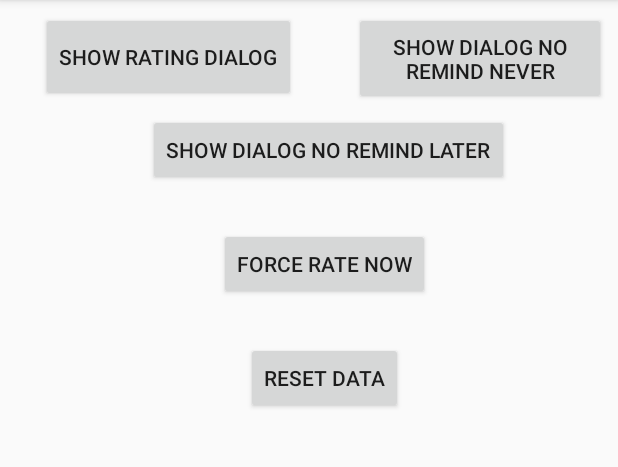
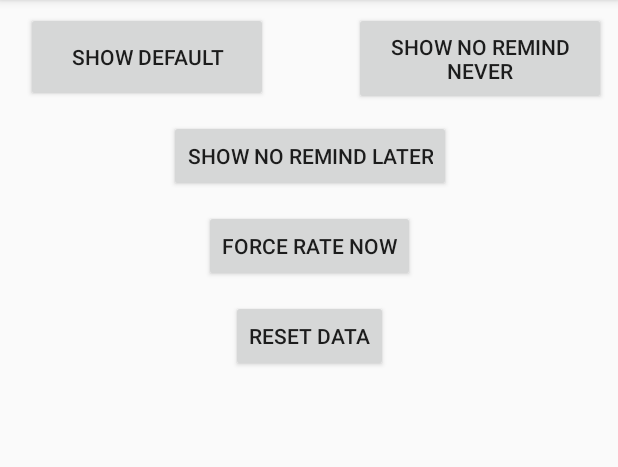
Before and after one commit to chrjsorg/RatingDialok, an Android app: the screen it shows after launch (MainActivity), on a phone screen of 412 x 824 dp, the part 84-551 px from its top. Run offline under Robolectric (Android 15) with nearby library versions, the phone set to English and light mode, and no system bars.

Commit message:
Add documentation for ActionCallback

```diff
--- a/app/src/main/res/layout/activity_main.xml
+++ b/app/src/main/res/layout/activity_main.xml
@@ -8,16 +8,16 @@
 
     <Button
         android:id="@+id/buttonDefaultDialog"
-        android:layout_width="wrap_content"
+        android:layout_width="161dp"
         android:layout_height="60dp"
         android:layout_marginBottom="8dp"
         android:layout_marginEnd="8dp"
         android:layout_marginStart="8dp"
         android:layout_marginTop="8dp"
-        android:text="Show Rating Dialog"
+        android:text="Show Default"
         app:layout_constraintBottom_toBottomOf="parent"
         app:layout_constraintEnd_toEndOf="parent"
-        app:layout_constraintHorizontal_bias="0.086"
+        app:layout_constraintHorizontal_bias="0.04"
         app:layout_constraintStart_toStartOf="parent"
         app:layout_constraintTop_toTopOf="parent"
         app:layout_constraintVertical_bias="0.0" />
@@ -28,10 +28,10 @@
         android:layout_height="wrap_content"
         android:layout_marginEnd="8dp"
         android:layout_marginStart="8dp"
-        android:layout_marginTop="28dp"
+        android:layout_marginTop="12dp"
         android:text="Force Rate Now"
         app:layout_constraintEnd_toEndOf="parent"
-        app:layout_constraintHorizontal_bias="0.541"
+        app:layout_constraintHorizontal_bias="0.502"
         app:layout_constraintStart_toStartOf="parent"
         app:layout_constraintTop_toBottomOf="@+id/buttonNoRemindLater" />
 
@@ -42,7 +42,7 @@
         android:layout_marginEnd="8dp"
         android:layout_marginStart="8dp"
         android:layout_marginTop="8dp"
-        android:text="Show Dialog No Remind Never"
+        android:text="Show No Remind Never"
         app:layout_constraintEnd_toEndOf="parent"
         app:layout_constraintHorizontal_bias="1.0"
         app:layout_constraintStart_toStartOf="parent"
@@ -54,10 +54,10 @@
         android:layout_height="wrap_content"
         android:layout_marginEnd="8dp"
         android:layout_marginStart="8dp"
-        android:layout_marginTop="76dp"
-        android:text="Show Dialog No Remind Later"
+        android:layout_marginTop="80dp"
+        android:text="Show No Remind Later"
         app:layout_constraintEnd_toEndOf="parent"
-        app:layout_constraintHorizontal_bias="0.582"
+        app:layout_constraintHorizontal_bias="0.503"
         app:layout_constraintStart_toStartOf="parent"
         app:layout_constraintTop_toTopOf="parent" />
 
@@ -67,10 +67,10 @@
         android:layout_height="wrap_content"
         android:layout_marginEnd="8dp"
         android:layout_marginStart="8dp"
-        android:layout_marginTop="28dp"
+        android:layout_marginTop="12dp"
         android:text="Reset Data"
         app:layout_constraintEnd_toEndOf="parent"
-        app:layout_constraintHorizontal_bias="0.536"
+        app:layout_constraintHorizontal_bias="0.501"
         app:layout_constraintStart_toStartOf="parent"
         app:layout_constraintTop_toBottomOf="@+id/buttonRateNow" />
 </android.support.constraint.ConstraintLayout>
--- a/ratingdialok/src/main/java/org/chrjs/ratingdialok/RatingDialok.kt
+++ b/ratingdialok/src/main/java/org/chrjs/ratingdialok/RatingDialok.kt
@@ -33,9 +33,24 @@ class RatingDialok(ctx: Context) {
      * Action Callback for the Dialog Actions
      */
     interface ActionCallback {
+        /**
+         * Is called when user taps on the remind later button or the dialog is canceled
+         */
         fun remindLaterClicked()
+
+        /**
+         * Is called when user taps on the rate button
+         */
         fun rateNowClicked()
+
+        /**
+         * Is called when user taps on remind never
+         */
         fun remindNeverAgainClicked()
+
+        /**
+         * Is called when the dialog is shown
+         */
         fun dialogShown()
     }
 
@@ -194,6 +209,7 @@ class RatingDialok(ctx: Context) {
      * - Launch Count
      * - First Launch Date
      */
+    @Suppress("RedundantVisibilityModifier")
     public fun reset() {
         setLaunchCount(0)
         val editor = sharedPreferences.edit()
```
